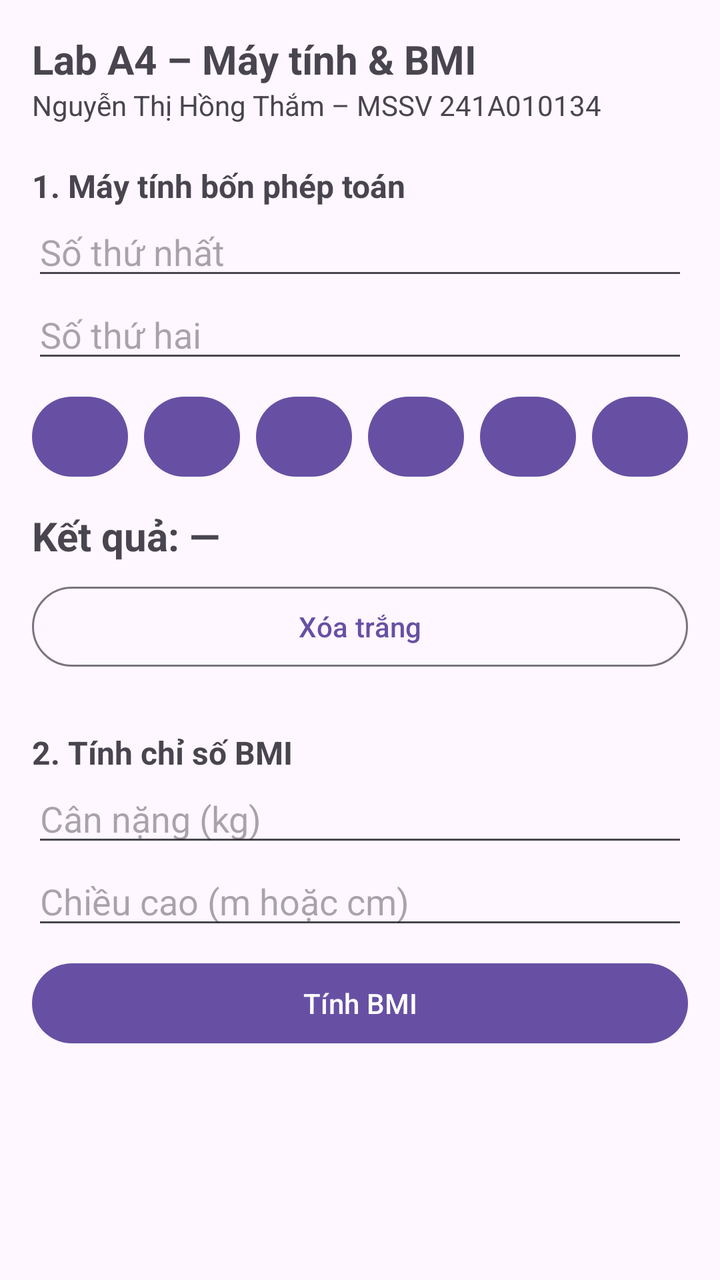
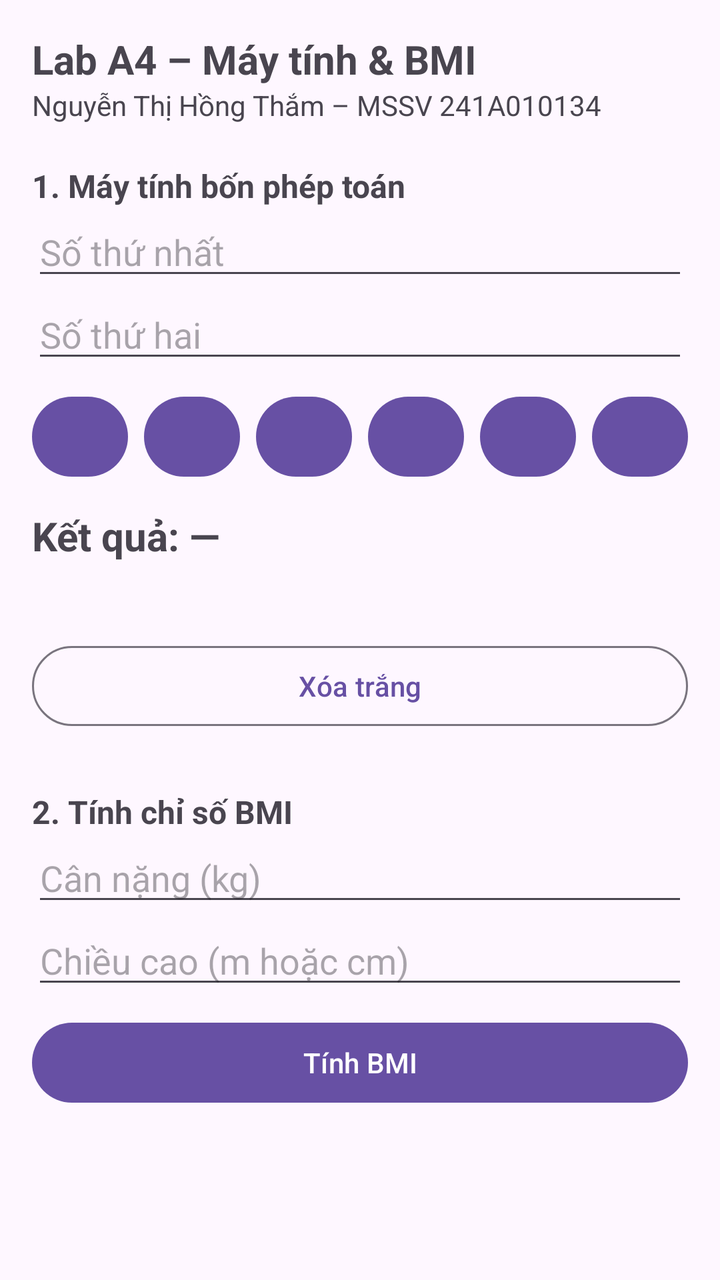

The first picture is an Android layout as it rendered before a commit; the second is the same layout after the commit. The layout source and the unified diff follow.
<!-- AndroidManifest.xml: application theme Theme.A4_241A010134 -->
<!-- res/layout/activity_main.xml -->
<?xml version="1.0" encoding="utf-8"?>
<ScrollView xmlns:android="http://schemas.android.com/apk/res/android"
    android:id="@+id/main"
    android:layout_width="match_parent"
    android:layout_height="match_parent">

    <LinearLayout
        android:layout_width="match_parent"
        android:layout_height="wrap_content"
        android:orientation="vertical"
        android:padding="16dp">

        <TextView
            android:layout_width="wrap_content"
            android:layout_height="wrap_content"
            android:text="@string/title"
            android:textSize="20sp"
            android:textStyle="bold" />

        <TextView
            android:layout_width="wrap_content"
            android:layout_height="wrap_content"
            android:text="@string/student"
            android:textSize="14sp" />

        
        <TextView
            android:layout_width="wrap_content"
            android:layout_height="wrap_content"
            android:layout_marginTop="20dp"
            android:text="@string/section_calc"
            android:textSize="16sp"
            android:textStyle="bold" />

        <EditText
            android:id="@+id/edtSoA"
            android:layout_width="match_parent"
            android:layout_height="wrap_content"
            android:layout_weight="2"
            android:hint="@string/hint_a"
            android:importantForAutofill="no"
            android:inputType="numberDecimal|numberSigned" />

        <EditText
            android:id="@+id/edtSoB"
            android:layout_width="match_parent"
            android:layout_height="wrap_content"
            android:hint="@string/hint_b"
            android:importantForAutofill="no"
            android:inputType="numberDecimal|numberSigned" />

        <LinearLayout
            android:layout_width="match_parent"
            android:layout_height="wrap_content"
            android:layout_marginTop="8dp"
            android:orientation="horizontal">

            <Button
                android:id="@+id/btnCong"
                android:layout_width="0dp"
                android:layout_height="wrap_content"
                android:layout_weight="1"
                android:text="@string/op_add" />

            <Button
                android:id="@+id/btnTru"
                android:layout_width="0dp"
                android:layout_height="wrap_content"
                android:layout_marginStart="8dp"
                android:layout_weight="1"
                android:text="@string/op_sub" />

            <Button
                android:id="@+id/btnDaoDau"
                android:layout_width="0dp"
                android:layout_height="wrap_content"
                android:layout_marginStart="8dp"
                android:layout_weight="1"
                android:text="@string/op_dd" />

            <Button
                android:id="@+id/btnNhan"
                android:layout_width="0dp"
                android:layout_height="wrap_content"
                android:layout_marginStart="8dp"
                android:layout_weight="1"
                android:text="@string/op_mul" />

            <Button
                android:id="@+id/btnChia"
                android:layout_width="0dp"
                android:layout_height="wrap_content"
                android:layout_marginStart="8dp"
                android:layout_weight="1"
                android:text="@string/op_div" />

            <Button
                android:id="@+id/btnPhanTram"
                android:layout_width="0dp"
                android:layout_height="wrap_content"
                android:layout_marginStart="8dp"
                android:layout_weight="1"
                android:text="@string/op_ptr" />

        </LinearLayout>

        <TextView
            android:id="@+id/tvKetQua"
            android:layout_width="match_parent"
            android:layout_height="wrap_content"
            android:layout_marginTop="12dp"
            android:text="@string/result_placeholder"
            android:textSize="20sp"
            android:textStyle="bold" />

        <Button
            android:id="@+id/btnXoa"
            style="?attr/materialButtonOutlinedStyle"
            android:layout_width="match_parent"
            android:layout_height="wrap_content"
            android:layout_marginTop="8dp"
            android:text="@string/clear" />

        
        <TextView
            android:layout_width="wrap_content"
            android:layout_height="wrap_content"
            android:layout_marginTop="28dp"
            android:text="@string/section_bmi"
            android:textSize="16sp"
            android:textStyle="bold" />

        <EditText
            android:id="@+id/edtCanNang"
            android:layout_width="match_parent"
            android:layout_height="wrap_content"
            android:hint="@string/hint_weight"
            android:importantForAutofill="no"
            android:inputType="numberDecimal" />

        <EditText
            android:id="@+id/edtChieuCao"
            android:layout_width="match_parent"
            android:layout_height="wrap_content"
            android:hint="@string/hint_height"
            android:importantForAutofill="no"
            android:inputType="numberDecimal" />

        <Button
            android:id="@+id/btnTinhBmi"
            android:layout_width="match_parent"
            android:layout_height="wrap_content"
            android:layout_marginTop="8dp"
            android:text="@string/calc_bmi" />

        <TextView
            android:id="@+id/tvBmi"
            android:layout_width="match_parent"
            android:layout_height="wrap_content"
            android:layout_marginTop="12dp"
            android:textSize="20sp"
            android:textStyle="bold" />

        <TextView
            android:id="@+id/tvPhanLoai"
            android:layout_width="match_parent"
            android:layout_height="wrap_content"
            android:textSize="16sp" />
    </LinearLayout>
</ScrollView>
<!-- resources referenced by this layout -->
<resources>
  <string name="calc_bmi">Tính BMI</string>
  <string name="clear">Xóa trắng</string>
  <string name="hint_a">Số thứ nhất</string>
  <string name="hint_b">Số thứ hai</string>
  <string name="hint_height">Chiều cao (m hoặc cm)</string>
  <string name="hint_weight">Cân nặng (kg)</string>
  <string name="op_add">+</string>
  <string name="op_dd">±</string>
  <string name="op_div">÷</string>
  <string name="op_mul">×</string>
  <string name="op_ptr">%</string>
  <string name="op_sub">−</string>
  <string name="result_placeholder">Kết quả: —</string>
  <string name="section_bmi">2. Tính chỉ số BMI</string>
  <string name="section_calc">1. Máy tính bốn phép toán</string>
  <string name="student">Nguyễn Thị Hồng Thắm – MSSV 241A010134</string>
  <string name="title">Lab A4 – Máy tính &amp; BMI</string>
  <style name="Theme.A4_241A010134" parent="Base.Theme.A4_241A010134" />
  <style name="Base.Theme.A4_241A010134" parent="Theme.Material3.DayNight.NoActionBar">
          
          
      </style>
</resources>

<!-- the commit's change to res/layout/activity_main.xml (unified diff, before → after) -->
@@ -36,7 +36,6 @@
             android:id="@+id/edtSoA"
             android:layout_width="match_parent"
             android:layout_height="wrap_content"
-            android:layout_weight="2"
             android:hint="@string/hint_a"
             android:importantForAutofill="no"
             android:inputType="numberDecimal|numberSigned" />
@@ -113,6 +112,13 @@
             android:textSize="20sp"
             android:textStyle="bold" />
 
+        <TextView
+            android:id="@+id/tvLichSu"
+            android:layout_width="match_parent"
+            android:layout_height="wrap_content"
+            android:layout_marginTop="8dp"
+            android:textSize="16sp" />
+
         <Button
             android:id="@+id/btnXoa"
             style="?attr/materialButtonOutlinedStyle"
